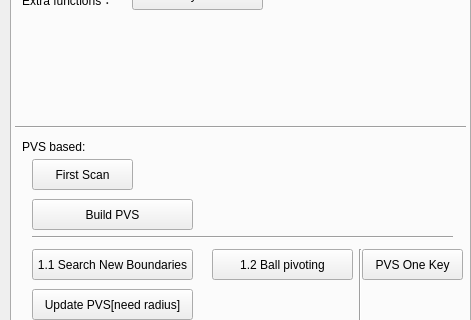
Qt form Point Cloud/UI/camera_para.ui (sunwaylive/quality-driven-poisson-guided-autoscanning) before a commit; both pictures show x 0 to 471 and y 267 to 587 of the 471 by 908 pixel window.
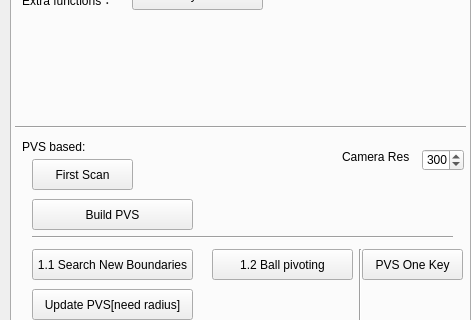
The same form after that commit.

Diff of the .ui file:
```diff
--- a/Point Cloud/UI/camera_para.ui
+++ b/Point Cloud/UI/camera_para.ui
@@ -2023,6 +2023,38 @@
       <string>1.2 Ball pivoting</string>
      </property>
     </widget>
+    <widget class="QSpinBox" name="spinBox_camera_resolution">
+     <property name="geometry">
+      <rect>
+       <x>410</x>
+       <y>380</y>
+       <width>42</width>
+       <height>22</height>
+      </rect>
+     </property>
+     <property name="minimum">
+      <number>1</number>
+     </property>
+     <property name="maximum">
+      <number>1000</number>
+     </property>
+     <property name="value">
+      <number>300</number>
+     </property>
+    </widget>
+    <widget class="QLabel" name="label_27">
+     <property name="geometry">
+      <rect>
+       <x>330</x>
+       <y>380</y>
+       <width>71</width>
+       <height>16</height>
+      </rect>
+     </property>
+     <property name="text">
+      <string>Camera Res</string>
+     </property>
+    </widget>
    </widget>
   </widget>
  </widget>
```
